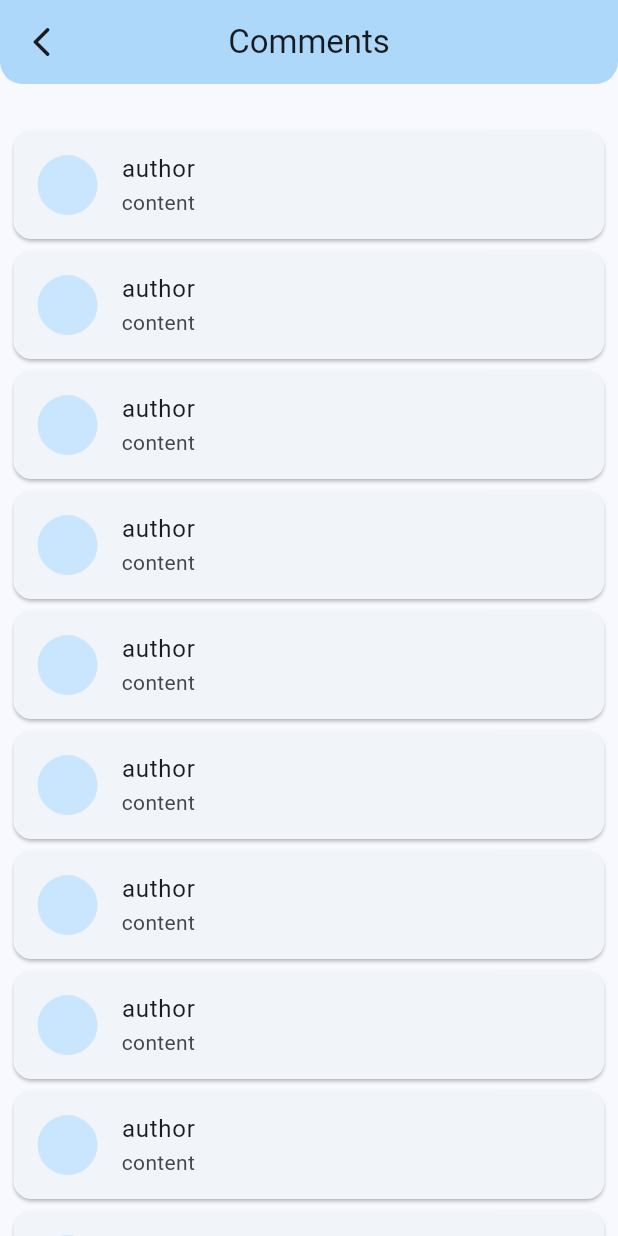
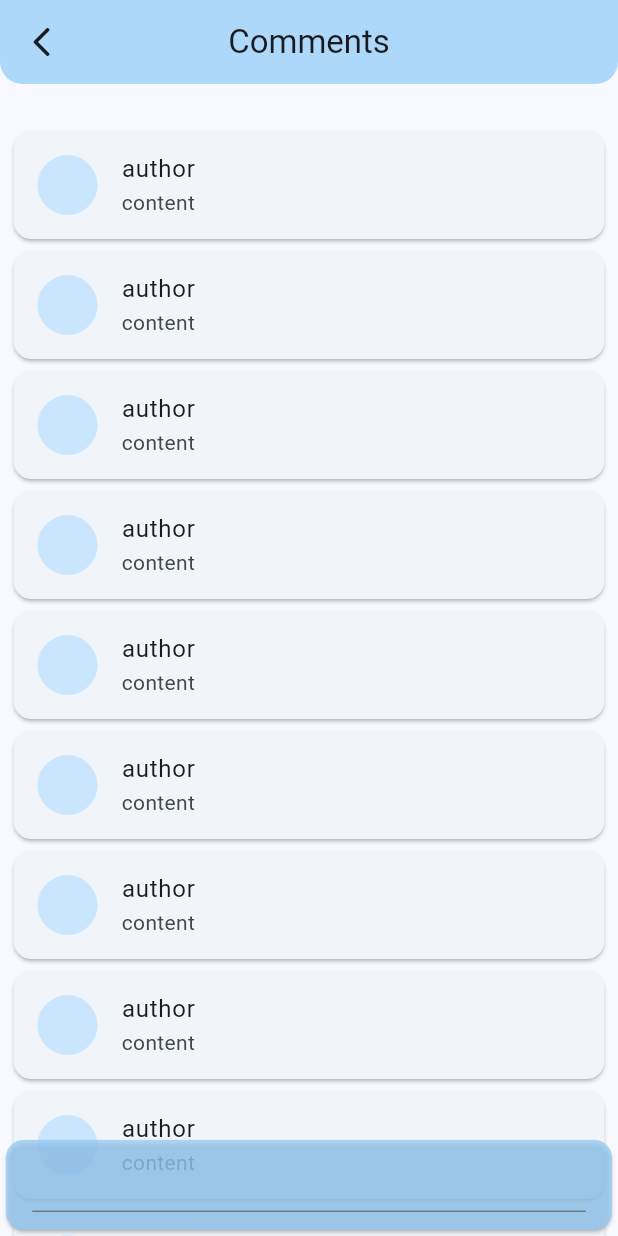
Before and after one commit to metaspook/su_research_and_thesis_book, a Flutter app: the CommentsPage screen opened directly, on a phone screen of 412 x 824 dp. Run offline on Flutter 3.47's test engine with Material 2 defaults, Android fonts, the phone set to English and light mode, and no system bars; our stand-ins replace bloc, cached_network_image, equatable, flutter_bloc, google_fonts; missing offline and left inert: flutter_cached_pdfview; generated files the repository leaves out were written again; Roboto replaces fonts that are missing (Ubuntu).

Commit message:
update page comments

```diff
--- a/lib/modules/comments/view/comments_page.dart
+++ b/lib/modules/comments/view/comments_page.dart
@@ -1,6 +1,7 @@
 import 'package:flutter/material.dart';
 import 'package:su_thesis_book/modules/comments/comments.dart';
 import 'package:su_thesis_book/shared/shared.dart';
+import 'package:su_thesis_book/utils/utils.dart';
 
 class CommentsPage extends StatelessWidget {
   const CommentsPage({super.key});
@@ -9,18 +10,18 @@ class CommentsPage extends StatelessWidget {
   Widget build(BuildContext context) {
     return Scaffold(
       extendBodyBehindAppBar: true,
-      // extendBody: true,
-      resizeToAvoidBottomInset: true,
       appBar: AppBar(
         leading: Mod.backButton(context),
         centerTitle: true,
         title: const Text('Comments'),
       ),
-      body: ListView.builder(
-        // shrinkWrap: true,
+      body: Stack(
+        children: [
+          ListView.builder(
+            shrinkWrap: true,
             physics: const BouncingScrollPhysics(),
             padding: const EdgeInsets.all(5),
-        itemCount: 20 + 1,
+            itemCount: 20,
             itemBuilder: (context, index) {
               final comment = Comment(
                 author: 'author',
@@ -33,19 +34,28 @@ class CommentsPage extends StatelessWidget {
                   : CommentCard(comment);
             },
           ),
+          Column(
+            children: [
+              const Spacer(),
+              ClipRRect(
+                borderRadius: const BorderRadius.only(
+                  topRight: Radius.circular(24),
+                  topLeft: Radius.circular(24),
+                ),
+                child: Card(
+                  color:
+                      context.theme.colorScheme.inversePrimary.withOpacity(.75),
+                  child: const Padding(
+                    padding:
+                        EdgeInsets.only(bottom: 12, left: 17.5, right: 17.5),
+                    child: TextField(),
+                  ),
+                ),
+              ),
+            ],
+          ),
+        ],
+      ),
     );
   }
 }
-  //  ClipRRect(
-  //           borderRadius: const BorderRadius.only(
-  //             topRight: Radius.circular(24),
-  //             topLeft: Radius.circular(24),
-  //           ),
-  //           child: Card(
-  //             color: context.theme.colorScheme.inversePrimary.withOpacity(.75),
-  //             child: const Padding(
-  //               padding: EdgeInsets.only(bottom: 12, left: 17.5, right: 17.5),
-  //               child: TextField(),
-  //             ),
-  //           ),
-  //         ),
```
Lines whose indentation alone changed are shown as unchanged.
